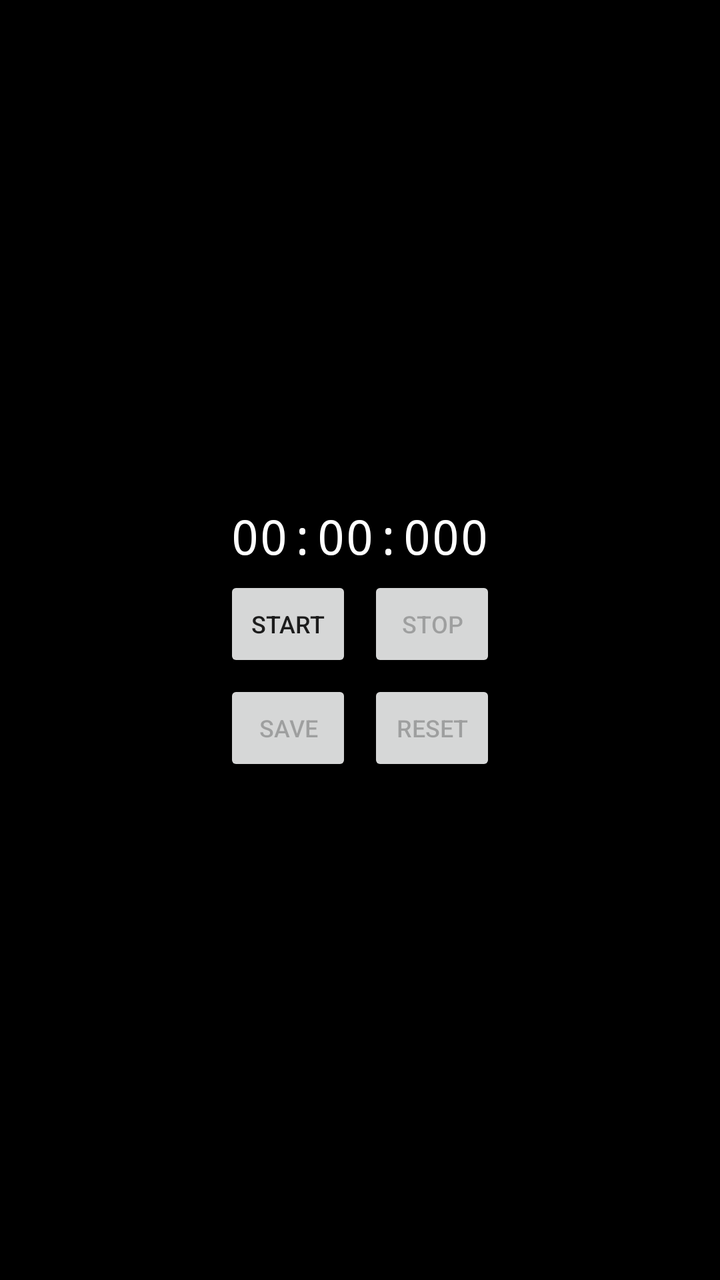
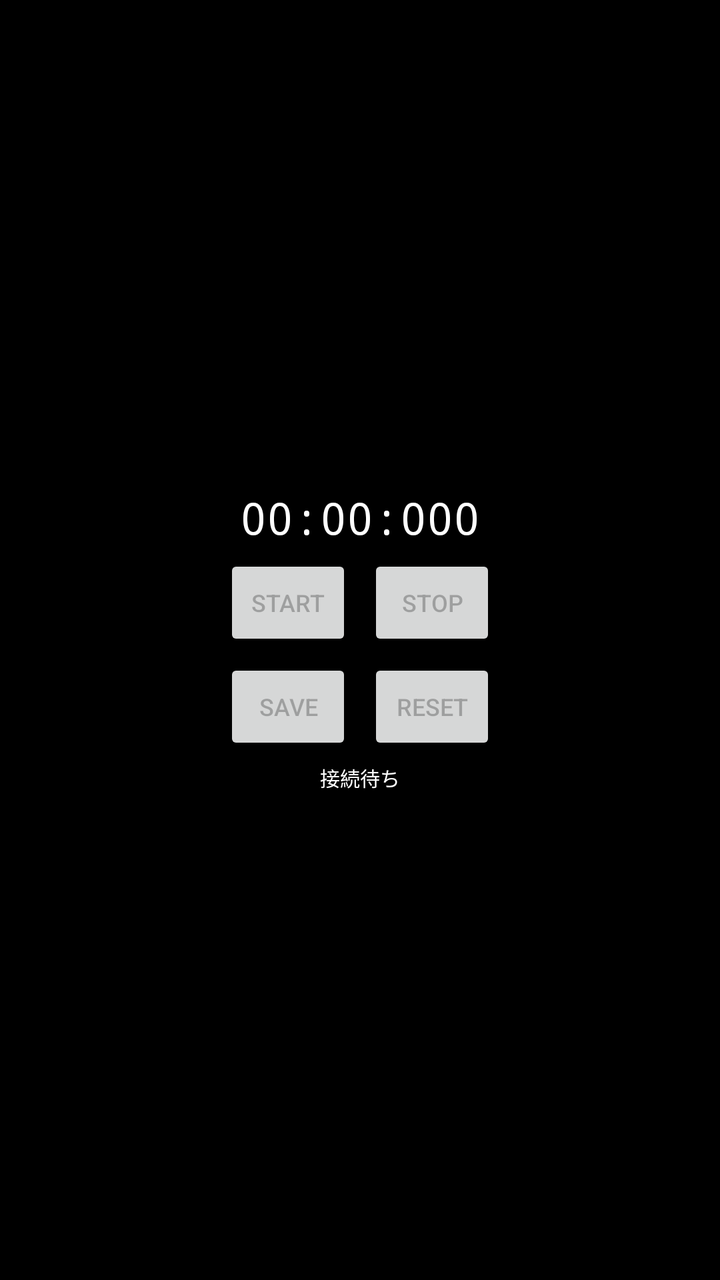

Before-and-after screenshots of an Android layout around one commit, followed by the original layout XML and the change that was made.
<!-- AndroidManifest.xml: application theme Theme.WearApp_ver20 -->
<!-- res/layout/activity_main.xml -->
<?xml version="1.0" encoding="utf-8"?>
<FrameLayout xmlns:android="http://schemas.android.com/apk/res/android"
    android:layout_width="match_parent"
    android:layout_height="match_parent"
    android:background="@android:color/black"
    android:keepScreenOn="true">

    <LinearLayout
        android:layout_width="136dp"
        android:layout_height="wrap_content"
        android:layout_gravity="center"
        android:orientation="vertical"
        android:gravity="center_horizontal">

        <TextView
            android:id="@+id/stopwatchText"
            android:layout_width="wrap_content"
            android:layout_height="wrap_content"
            android:layout_marginBottom="4dp"
            android:fontFamily="monospace"
            android:text="@string/stopwatch_initial"
            android:textColor="@android:color/white"
            android:textSize="24sp" />

        <LinearLayout
            android:layout_width="match_parent"
            android:layout_height="wrap_content"
            android:orientation="horizontal">

            <Button
                android:id="@+id/startButton"
                android:layout_width="0dp"
                android:layout_height="48dp"
                android:layout_weight="1"
                android:layout_marginEnd="8dp"
                android:minWidth="0dp"
                android:paddingStart="4dp"
                android:paddingEnd="4dp"
                android:text="@string/button_start"
                android:textSize="12sp"
                android:enabled="true" />

            <Button
                android:id="@+id/stopButton"
                android:layout_width="0dp"
                android:layout_height="48dp"
                android:layout_weight="1"
                android:minWidth="0dp"
                android:paddingStart="4dp"
                android:paddingEnd="4dp"
                android:text="@string/button_stop"
                android:textSize="12sp"
                android:enabled="false" />

        </LinearLayout>

        <LinearLayout
            android:layout_width="match_parent"
            android:layout_height="wrap_content"
            android:layout_marginTop="4dp"
            android:orientation="horizontal">

            <Button
                android:id="@+id/saveButton"
                android:layout_width="0dp"
                android:layout_height="48dp"
                android:layout_weight="1"
                android:layout_marginEnd="8dp"
                android:minWidth="0dp"
                android:paddingStart="4dp"
                android:paddingEnd="4dp"
                android:text="@string/button_save"
                android:textSize="12sp"
                android:enabled="false" />

            <Button
                android:id="@+id/resetButton"
                android:layout_width="0dp"
                android:layout_height="48dp"
                android:layout_weight="1"
                android:minWidth="0dp"
                android:paddingStart="4dp"
                android:paddingEnd="4dp"
                android:text="@string/button_reset"
                android:textSize="12sp"
                android:enabled="false" />

        </LinearLayout>

    </LinearLayout>

</FrameLayout>
<!-- resources referenced by this layout -->
<resources>
  <string name="button_reset">RESET</string>
  <string name="button_save">SAVE</string>
  <string name="button_start">START</string>
  <string name="button_stop">STOP</string>
  <string name="stopwatch_initial">00:00:000</string>
  <style name="Theme.WearApp_ver20" parent="Theme.MaterialComponents.DayNight.NoActionBar">
          
          <item name="colorPrimary">@color/blue_button</item>
          <item name="colorPrimaryVariant">@color/purple_700</item>
          <item name="colorOnPrimary">@color/white</item>
          
          <item name="colorSecondary">@color/teal_200</item>
          <item name="colorSecondaryVariant">@color/teal_700</item>
          <item name="colorOnSecondary">@color/black</item>
          
          <item name="android:statusBarColor">?attr/colorPrimaryVariant</item>
          
      </style>
  <color name="blue_button">#1565C0</color>
  <color name="purple_700">#FF3700B3</color>
  <color name="white">#FFFFFFFF</color>
  <color name="teal_200">#FF03DAC5</color>
  <color name="teal_700">#FF018786</color>
  <color name="black">#FF000000</color>
</resources>

<!-- the commit's change to res/layout/activity_main.xml (unified diff, before → after) -->
@@ -9,8 +9,8 @@
         android:layout_width="136dp"
         android:layout_height="wrap_content"
         android:layout_gravity="center"
-        android:orientation="vertical"
-        android:gravity="center_horizontal">
+        android:gravity="center_horizontal"
+        android:orientation="vertical">
 
         <TextView
             android:id="@+id/stopwatchText"
@@ -20,7 +20,7 @@
             android:fontFamily="monospace"
             android:text="@string/stopwatch_initial"
             android:textColor="@android:color/white"
-            android:textSize="24sp" />
+            android:textSize="22sp" />
 
         <LinearLayout
             android:layout_width="match_parent"
@@ -31,26 +31,26 @@
                 android:id="@+id/startButton"
                 android:layout_width="0dp"
                 android:layout_height="48dp"
+                android:layout_marginEnd="8dp"
                 android:layout_weight="1"
-                android:layout_marginEnd="8dp"
+                android:enabled="false"
                 android:minWidth="0dp"
                 android:paddingStart="4dp"
                 android:paddingEnd="4dp"
                 android:text="@string/button_start"
-                android:textSize="12sp"
-                android:enabled="true" />
+                android:textSize="12sp" />
 
             <Button
                 android:id="@+id/stopButton"
                 android:layout_width="0dp"
                 android:layout_height="48dp"
                 android:layout_weight="1"
+                android:enabled="false"
                 android:minWidth="0dp"
                 android:paddingStart="4dp"
                 android:paddingEnd="4dp"
                 android:text="@string/button_stop"
-                android:textSize="12sp"
-                android:enabled="false" />
+                android:textSize="12sp" />
 
         </LinearLayout>
 
@@ -64,28 +64,40 @@
                 android:id="@+id/saveButton"
                 android:layout_width="0dp"
                 android:layout_height="48dp"
+                android:layout_marginEnd="8dp"
                 android:layout_weight="1"
-                android:layout_marginEnd="8dp"
+                android:enabled="false"
                 android:minWidth="0dp"
                 android:paddingStart="4dp"
                 android:paddingEnd="4dp"
                 android:text="@string/button_save"
-                android:textSize="12sp"
-                android:enabled="false" />
+                android:textSize="12sp" />
 
             <Button
                 android:id="@+id/resetButton"
                 android:layout_width="0dp"
                 android:layout_height="48dp"
                 android:layout_weight="1"
+                android:enabled="false"
                 android:minWidth="0dp"
                 android:paddingStart="4dp"
                 android:paddingEnd="4dp"
                 android:text="@string/button_reset"
-                android:textSize="12sp"
-                android:enabled="false" />
+                android:textSize="12sp" />
 
         </LinearLayout>
+
+        <TextView
+            android:id="@+id/statusText"
+            android:layout_width="120dp"
+            android:layout_height="wrap_content"
+            android:layout_marginTop="4dp"
+            android:ellipsize="end"
+            android:gravity="center"
+            android:maxLines="2"
+            android:text="@string/service_connecting"
+            android:textColor="@android:color/white"
+            android:textSize="10sp" />
 
     </LinearLayout>
 
<!-- resource entries referenced after the edit -->
@@ -4,6 +4,7 @@
   <string name="button_save">SAVE</string>
   <string name="button_start">START</string>
   <string name="button_stop">STOP</string>
+  <string name="service_connecting">接続待ち</string>
   <string name="stopwatch_initial">00:00:000</string>
   <style name="Theme.WearApp_ver20" parent="Theme.MaterialComponents.DayNight.NoActionBar">
           
